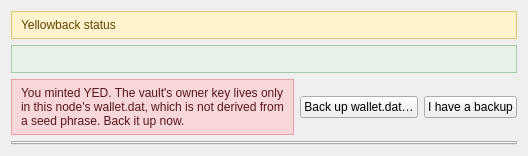
Old version of the form src/yellowbacktab.ui in the repository boyfromcave/yecwallet-dd.
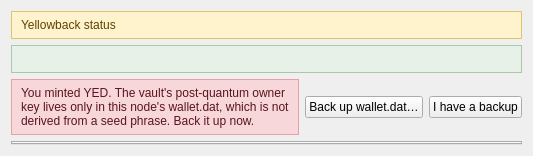
New version of the form.

Commit message: Yellowback rpcversion 7 (post-quantum vault owners): ownerScheme/ownerHash, PQPKH residual release, 35/53-character address guard, holder-type receive, PQ disclosure and fees

What changed in the file:
```diff
--- a/src/yellowbacktab.ui
+++ b/src/yellowbacktab.ui
@@ -30,7 +30,7 @@
        <widget class="QLabel" name="lblBackupNag">
         <property name="wordWrap"><bool>true</bool></property>
         <property name="styleSheet"><string notr="true">QLabel { background-color: #f8d7da; color: #58151c; border: 1px solid #e8a0a8; padding: 6px; }</string></property>
-        <property name="text"><string>You minted YED. The vault's owner key lives only in this node's wallet.dat, which is not derived from a seed phrase. Back it up now.</string></property>
+        <property name="text"><string>You minted YED. The vault's post-quantum owner key lives only in this node's wallet.dat, which is not derived from a seed phrase. Back it up now.</string></property>
        </widget>
       </item>
       <item>
```
The commit also changes 9 other files.
